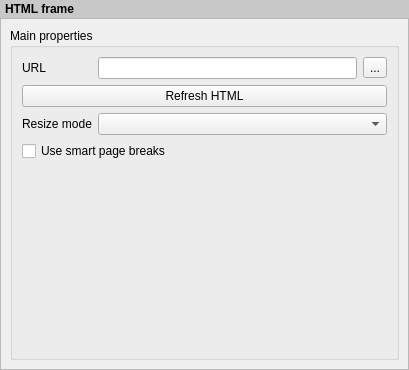
carsmie/QGIS, file src/ui/qgscomposerhtmlwidgetbase.ui: the form before one commit.
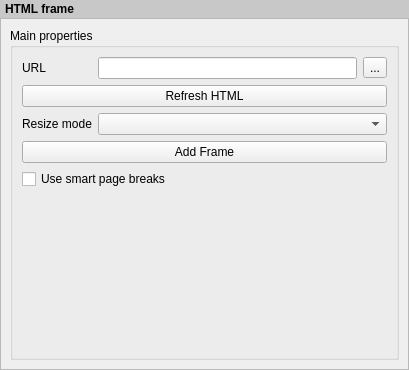
The form after the commit. Custom widgets are drawn as their Qt base class.

Commit message: [FEATURE][composer] Add button to create new frame when using composer items in Use Existing Frames mode

```diff
--- a/src/ui/qgscomposerhtmlwidgetbase.ui
+++ b/src/ui/qgscomposerhtmlwidgetbase.ui
@@ -63,12 +63,6 @@
           <bool>false</bool>
          </property>
          <layout class="QFormLayout" name="formLayout">
-          <property name="fieldGrowthPolicy">
-           <enum>QFormLayout::AllNonFixedFieldsGrow</enum>
-          </property>
-          <property name="labelAlignment">
-           <set>Qt::AlignLeading|Qt::AlignLeft|Qt::AlignVCenter</set>
-          </property>
           <item row="0" column="0">
            <widget class="QLabel" name="mUrlLabel">
             <property name="text">
@@ -107,6 +101,13 @@
            <widget class="QComboBox" name="mResizeModeComboBox"/>
           </item>
           <item row="4" column="0" colspan="2">
+           <widget class="QPushButton" name="mAddFramePushButton">
+            <property name="text">
+             <string>Add Frame</string>
+            </property>
+           </widget>
+          </item>
+          <item row="5" column="0" colspan="2">
            <widget class="QCheckBox" name="mUseSmartBreaksCheckBox">
             <property name="text">
              <string>Use smart page breaks</string>
```
Left out of the diff: 18 changed lines with no effect on the pictures. The commit also changes 8 other files.
